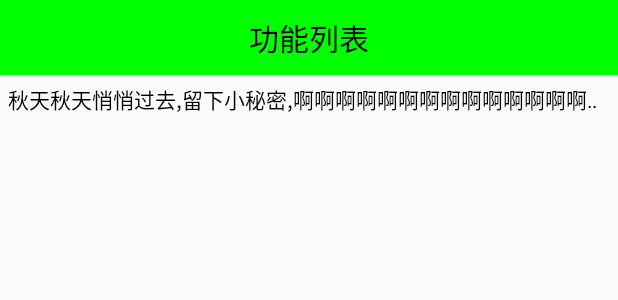
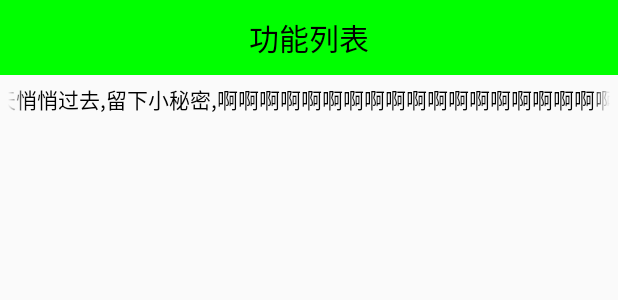
Before and after one commit to skriklgb/MobileSafe, an Android app: the layout activity_home.xml on its own in the app's theme, with its tools: preview values and no code run, on a phone screen of 412 x 824 dp. Shown: the top 300 px of the screen. Run offline under Robolectric (Android 15) with nearby library versions, the phone set to English and light mode, and no system bars.

Commit message:
2-3,自定义获取焦点的TextView 模块：主界面 目的：主界面布局文字单行滚动（跑马灯）效果实现， 1.单行滚动显示文字：         android:ellipsize="marquee"         android:focusable="true"         android:focusableInTouchMode="true"         android:marqueeRepeatLimit="marquee_forever"  2.自定义控件-->达到滚动效果(其实就是重新原有的TextView,让其一直能够获取焦点即可)         public class FocusTextView extends TextView

```diff
--- /dev/null
+++ b/app/src/main/java/skrik/lgb/mobilesafe/view/FocusTextView.java
@@ -0,0 +1,31 @@
+package skrik.lgb.mobilesafe.view;
+
+import android.content.Context;
+import android.util.AttributeSet;
+import android.widget.TextView;
+
+/**
+ * 能够获取焦点的自定义TextView
+ */
+public class FocusTextView extends TextView {
+    //使用在通过java代码创建控件
+    public FocusTextView(Context context) {
+        super(context);
+    }
+
+    //由系统调用(带属性+上下文环境构造方法)
+    public FocusTextView(Context context, AttributeSet attrs) {
+        super(context, attrs);
+    }
+
+    //由系统调用(带属性+上下文环境构造方法+布局文件中定义样式文件构造方法)
+    public FocusTextView(Context context, AttributeSet attrs, int defStyleAttr) {
+        super(context, attrs, defStyleAttr);
+    }
+
+    //重写获取焦点的方法,由系统调用,调用的时候默认就能获取焦点
+    @Override
+    public boolean isFocused() {
+        return true;
+    }
+}
--- a/app/src/main/res/layout/activity_home.xml
+++ b/app/src/main/res/layout/activity_home.xml
@@ -12,13 +12,30 @@
         style="@style/TitleStyle"/>
 
     <!-- android:ellipsize="end"添加省略点的所在位置 -->
-    <TextView
+    <!-- 想让文字出现跑马灯效果,必须让其获取焦点 -->
+    <!-- android:marqueeRepeatLimit="marquee_forever"一直滚动属性 -->
+    <!-- 自定义控件达到滚动效果(其实就是重新原有的TextView,让其一直能够获取焦点即可) -->
+    <!--<TextView-->
+        <!--android:layout_width="match_parent"-->
+        <!--android:layout_height="wrap_content"-->
+        <!--android:text="秋天秋天悄悄过去,留下小秘密,啊啊啊啊啊啊啊啊啊啊啊啊啊啊啊啊啊啊啊啊"-->
+        <!--android:textColor="@color/black"-->
+        <!--android:singleLine="true"-->
+        <!--android:ellipsize="marquee"-->
+        <!--android:focusable="true"-->
+        <!--android:focusableInTouchMode="true"-->
+        <!--android:marqueeRepeatLimit="marquee_forever"-->
+        <!--android:padding="5dp"/>-->
+    <skrik.lgb.mobilesafe.view.FocusTextView
         android:layout_width="match_parent"
         android:layout_height="wrap_content"
         android:text="秋天秋天悄悄过去,留下小秘密,啊啊啊啊啊啊啊啊啊啊啊啊啊啊啊啊啊啊啊啊"
         android:textColor="@color/black"
         android:singleLine="true"
+        android:padding="5dp"
         android:ellipsize="marquee"
-        android:padding="5dp"/>
+        android:marqueeRepeatLimit="marquee_forever">
+
+    </skrik.lgb.mobilesafe.view.FocusTextView>
 
 </LinearLayout>
```
